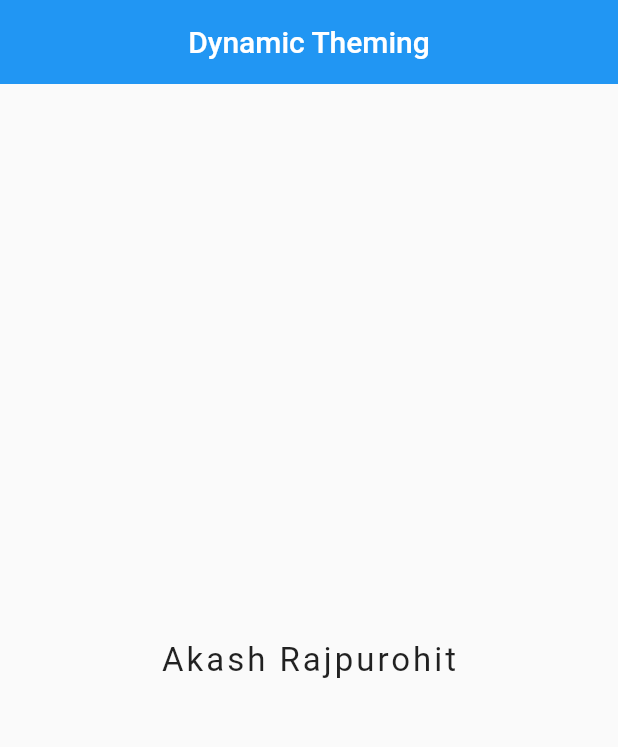
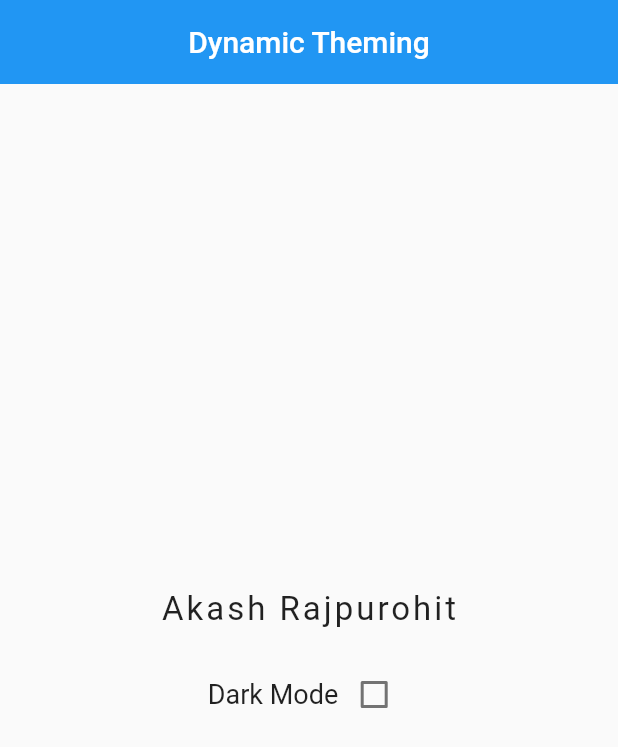
Before and after one commit to AkashRajpurohit/Flutter-Dynamic-Theming, a Flutter app: the screen it shows after launch, on a phone screen of 412 x 824 dp. Shown: the top 747 px of the screen. Run offline on Flutter 3.47's test engine with Material 2 defaults, Android fonts, the phone set to English and light mode, and no system bars.

Commit message:
:art: toggle theme on checkbox

```diff
--- a/lib/screens/home.dart
+++ b/lib/screens/home.dart
@@ -1,8 +1,19 @@
+import 'package:dynamic_theme/services/theme.dart';
 import 'package:flutter/material.dart';
+import 'package:provider/provider.dart';
 
-class HomePage extends StatelessWidget {
+class HomePage extends StatefulWidget {
+  @override
+  _HomePageState createState() => _HomePageState();
+}
+
+class _HomePageState extends State<HomePage> {
+  bool isChecked = false;
+
   @override
   Widget build(BuildContext context) {
+    ThemeChanger _themeChanger = Provider.of<ThemeChanger>(context);
+
     return Scaffold(
       appBar: AppBar(
         title: Text("Dynamic Theming"),
@@ -20,6 +31,33 @@ class HomePage extends StatelessWidget {
                 letterSpacing: 2.0
               ),
             ),
+            SizedBox(height: 20.0),
+            Row(
+              mainAxisAlignment: MainAxisAlignment.center,
+              children: <Widget>[
+                Text(
+                  "Dark Mode",
+                  style: TextStyle(
+                    fontSize: 18.0,
+                  ),
+                ),
+                Checkbox(
+                  value: isChecked,
+                  onChanged: (bool value) {
+                    setState(() {
+                      isChecked = value;
+                    });
+
+                    // Toggle Theme based on the checkbox current value
+                    if(isChecked) {
+                      _themeChanger.setTheme(ThemeData.dark());
+                    } else {
+                      _themeChanger.setTheme(ThemeData.light());
+                    }
+                  },
+                )
+              ],
+            )
           ],
         ),
       ),
```
